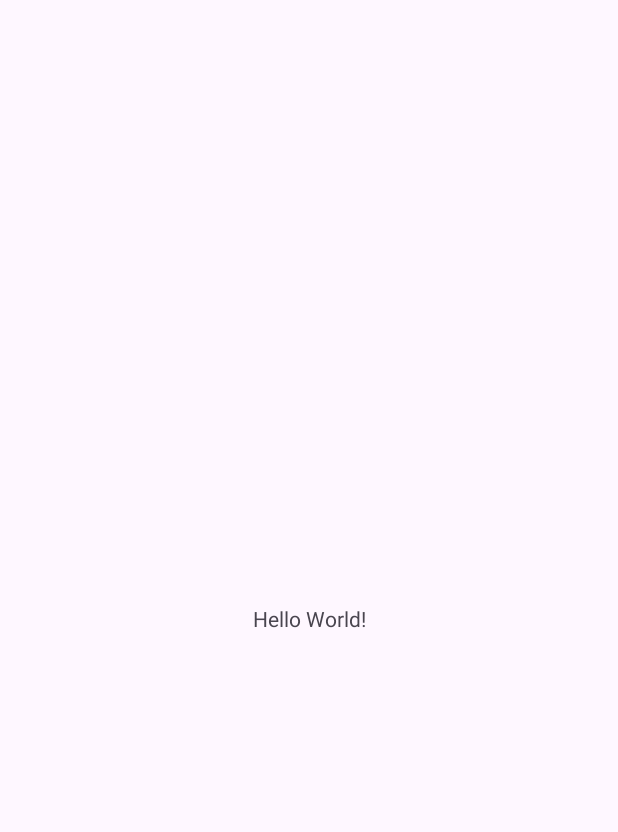
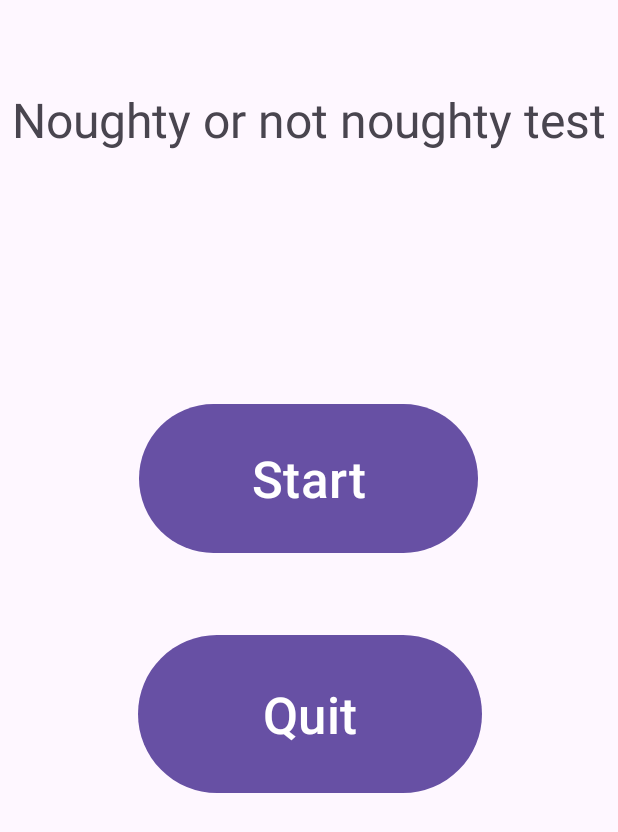
Before and after one commit to ShiraiMizuki/Nughty-or-not-noughty-test, an Android app: the screen it shows after launch (MainActivity), on a phone screen of 412 x 824 dp. Before the commit the part shown is almost empty. Shown: the top 832 px of the screen. Run offline under Robolectric (Android 15) with nearby library versions, the phone set to English and light mode, and no system bars.

Commit message:
2 dodany drugi plik

```diff
--- a/app/src/main/AndroidManifest.xml
+++ b/app/src/main/AndroidManifest.xml
@@ -12,6 +12,9 @@
         android:supportsRtl="true"
         android:theme="@style/Theme.Bandytabingeprojekt">
         <activity
+            android:name=".Quiz"
+            android:exported="false" />
+        <activity
             android:name=".MainActivity"
             android:exported="true">
             <intent-filter>
--- a/app/src/main/res/layout/activity_main.xml
+++ b/app/src/main/res/layout/activity_main.xml
@@ -8,12 +8,41 @@
     tools:context=".MainActivity">
 
     <TextView
+        android:id="@+id/textView"
         android:layout_width="wrap_content"
         android:layout_height="wrap_content"
-        android:text="Hello World!"
+        android:text="Noughty or not noughty test"
+        android:textSize="32sp"
         app:layout_constraintBottom_toBottomOf="parent"
         app:layout_constraintEnd_toEndOf="parent"
         app:layout_constraintStart_toStartOf="parent"
-        app:layout_constraintTop_toTopOf="parent" />
+        app:layout_constraintTop_toTopOf="parent"
+        app:layout_constraintVertical_bias="0.074" />
+
+    <Button
+        android:id="@+id/button"
+        android:layout_width="226dp"
+        android:layout_height="107dp"
+        android:text="Start"
+        android:textSize="34sp"
+        app:layout_constraintBottom_toBottomOf="parent"
+        app:layout_constraintEnd_toEndOf="parent"
+        app:layout_constraintHorizontal_bias="0.497"
+        app:layout_constraintStart_toStartOf="parent"
+        app:layout_constraintTop_toTopOf="parent"
+        app:layout_constraintVertical_bias="0.37" />
+
+    <Button
+        android:id="@+id/button3"
+        android:layout_width="229dp"
+        android:layout_height="113dp"
+        android:text="Quit"
+        android:textSize="34sp"
+        app:layout_constraintBottom_toBottomOf="parent"
+        app:layout_constraintEnd_toEndOf="parent"
+        app:layout_constraintHorizontal_bias="0.505"
+        app:layout_constraintStart_toStartOf="parent"
+        app:layout_constraintTop_toTopOf="parent"
+        app:layout_constraintVertical_bias="0.59" />
 
 </androidx.constraintlayout.widget.ConstraintLayout>
```
Also changed, not shown: app/src/main/java/com/example/bandytabingeprojekt/Quiz.java (added, +24 -0 lines), app/src/main/res/layout/activity_quiz.xml (added, +74 -0 lines).
